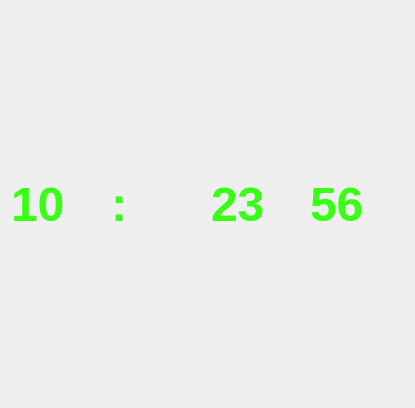
alexnew234/Proyecto-Futbol, file Views/reloj_widget.ui: the form before one commit.
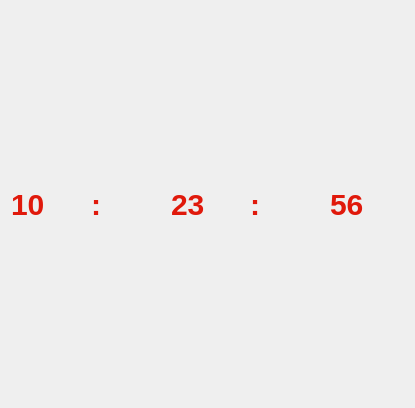
The form after the commit.

Commit message: Integracion del reloj en dashboard ---Falta completar

```diff
--- a/Views/reloj_widget.ui
+++ b/Views/reloj_widget.ui
@@ -18,11 +18,11 @@
     <widget class="QLabel" name="label_horas">
      <property name="styleSheet">
       <string notr="true">QLabel {
-    color: #39FF14;             /* Verde Neón tipo LCD */
+    color: #E0190B;             /* Verde Neón tipo LCD */
     background-color: transparent; /* Fondo transparente para ver el negro de atrás */
     font-family: &quot;Courier New&quot;; /* Fuente monoespaciada (ancho fijo) */
     font-weight: bold;
-    font-size: 48px;            /* Tamaño grande */
+    font-size:  30px;            /* Tamaño grande */
     border: none;               /* Sin bordes individuales */
 }</string>
      </property>
@@ -35,11 +35,11 @@
     <widget class="QLabel" name="label_dos_puntos">
      <property name="styleSheet">
       <string notr="true">QLabel {
-    color: #39FF14;             /* Verde Neón tipo LCD */
+    color: #E0190B;             /* Verde Neón tipo LCD */
     background-color: transparent; /* Fondo transparente para ver el negro de atrás */
     font-family: &quot;Courier New&quot;; /* Fuente monoespaciada (ancho fijo) */
     font-weight: bold;
-    font-size: 48px;            /* Tamaño grande */
+    font-size: 30px;            /* Tamaño grande */
     border: none;               /* Sin bordes individuales */
 }</string>
      </property>
@@ -52,11 +52,11 @@
     <widget class="QLabel" name="label_minutos">
      <property name="styleSheet">
       <string notr="true">QLabel {
-    color: #39FF14;             /* Verde Neón tipo LCD */
+    color: #E0190B;             /* Verde Neón tipo LCD */
     background-color: transparent; /* Fondo transparente para ver el negro de atrás */
     font-family: &quot;Courier New&quot;; /* Fuente monoespaciada (ancho fijo) */
     font-weight: bold;
-    font-size: 48px;            /* Tamaño grande */
+    font-size: 30px;            /* Tamaño grande */
     border: none;               /* Sin bordes individuales */
 }</string>
      </property>
@@ -65,15 +65,32 @@
      </property>
     </widget>
    </item>
+   <item>
+    <widget class="QLabel" name="label_dos_puntos_2">
+     <property name="styleSheet">
+      <string notr="true">QLabel {
+    color: #E0190B;             /* Verde Neón tipo LCD */
+    background-color: transparent; /* Fondo transparente para ver el negro de atrás */
+    font-family: &quot;Courier New&quot;; /* Fuente monoespaciada (ancho fijo) */
+    font-weight: bold;
+    font-size: 30px;            /* Tamaño grande */
+    border: none;               /* Sin bordes individuales */
+}</string>
+     </property>
+     <property name="text">
+      <string>:</string>
+     </property>
+    </widget>
+   </item>
    <item>
     <widget class="QLabel" name="label_segundos">
      <property name="styleSheet">
       <string notr="true">QLabel {
-    color: #39FF14;             /* Verde Neón tipo LCD */
+    color: #E0190B;             /* Verde Neón tipo LCD */
     background-color: transparent; /* Fondo transparente para ver el negro de atrás */
     font-family: &quot;Courier New&quot;; /* Fuente monoespaciada (ancho fijo) */
     font-weight: bold;
-    font-size: 48px;            /* Tamaño grande */
+    font-size: 30px;            /* Tamaño grande */
     border: none;               /* Sin bordes individuales */
 }</string>
      </property>
```
The commit also changes 11 other files.
